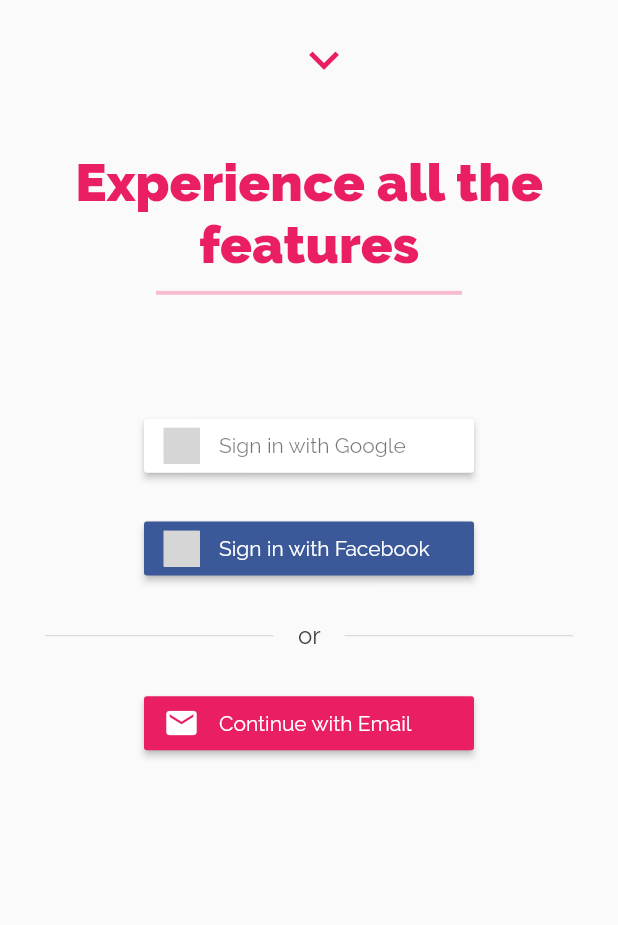
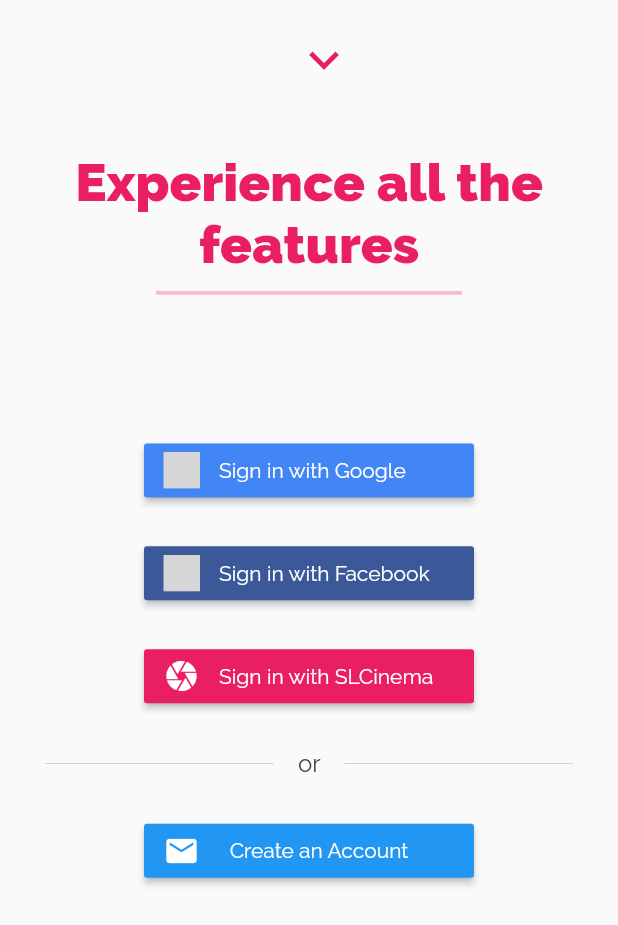
Before and after one commit to Nipun-Dew/Drama-Review-App, a Flutter app: the SignButtonScreen screen opened directly, on a phone screen of 412 x 824 dp. Shown: the top 925 px of the screen. Run offline on Flutter 3.47's test engine with Material 2 defaults, Android fonts, the phone set to English and light mode, and no system bars; our stand-ins replace carousel_slider, flutter_rating_bar, flutter_signin_button, jwt_decoder, shared_preferences, youtube_player_flutter; missing offline and left inert: flutter_web_auth; accounts and stored records are empty; network calls fail; grey boxes are pictures that could not be loaded.

Commit message:
sign_btn_screen.dart screen edit

```diff
--- a/lib/screens/sign_btn_screen.dart
+++ b/lib/screens/sign_btn_screen.dart
@@ -42,9 +42,9 @@
                 padding: EdgeInsets.symmetric(horizontal: width * 0.085),
                 child: Divider(color: Colors.pink[100], thickness: 2.6,),
               ),
-              SizedBox(height: height * 0.08,),
+              SizedBox(height: height * 0.1,),
               SignInButton(
-                Buttons.Google,
+                Buttons.GoogleDark,
                 text: "Sign in with Google",
                 onPressed: () {},
               ),
@@ -53,6 +53,13 @@
                 Buttons.Facebook,
                 text: "Sign in with Facebook",
                 onPressed: () {},
+              ),
+              SizedBox(height: height * 0.025,),
+              SignInButtonBuilder(
+                text: 'Sign in with SLCinema',
+                icon: Icons.camera,
+                onPressed: () {},
+                backgroundColor: Theme.of(context).primaryColor,
               ),
               SizedBox(height: height * 0.03,),
               Center(
@@ -68,10 +75,10 @@
 
               SizedBox(height: height * 0.03,),
               SignInButtonBuilder(
-                text: 'Continue with Email',
+                text: '  Create an Account',
                 icon: Icons.email,
                 onPressed: () {},
-                backgroundColor: Theme.of(context).primaryColor,
+                backgroundColor: Theme.of(context).accentColor,
               )
             ],
           ),
```
